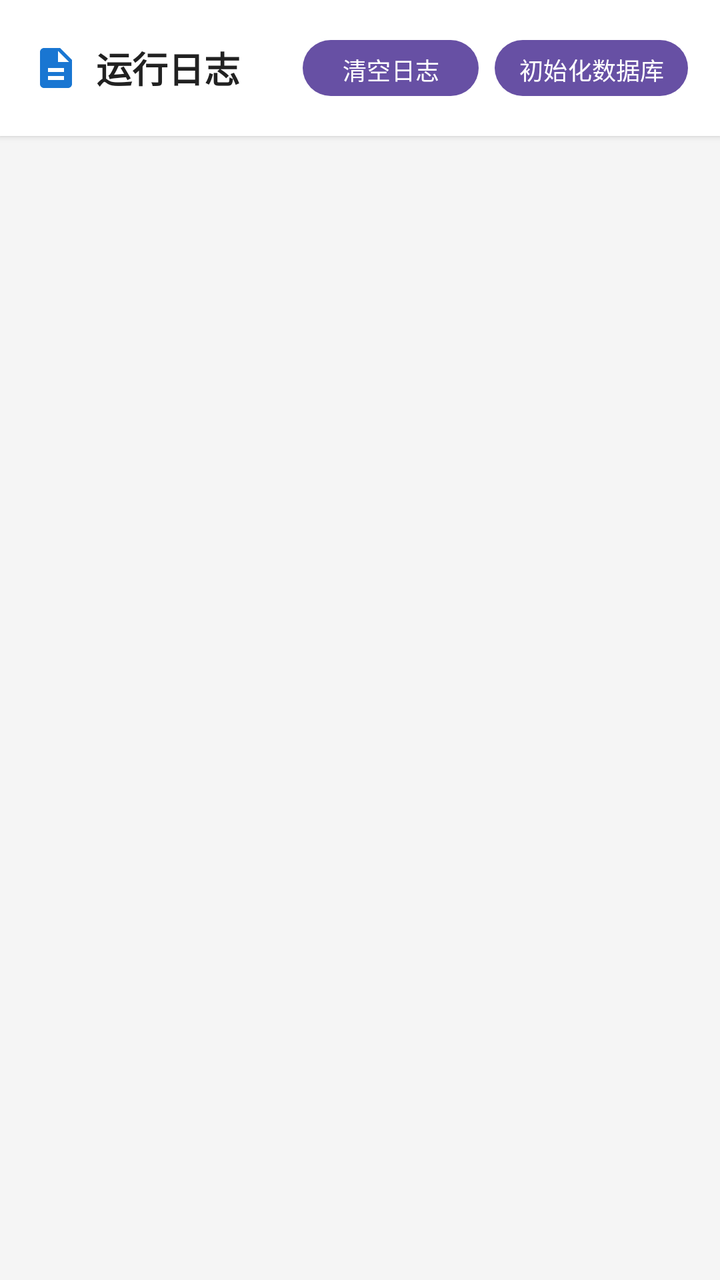
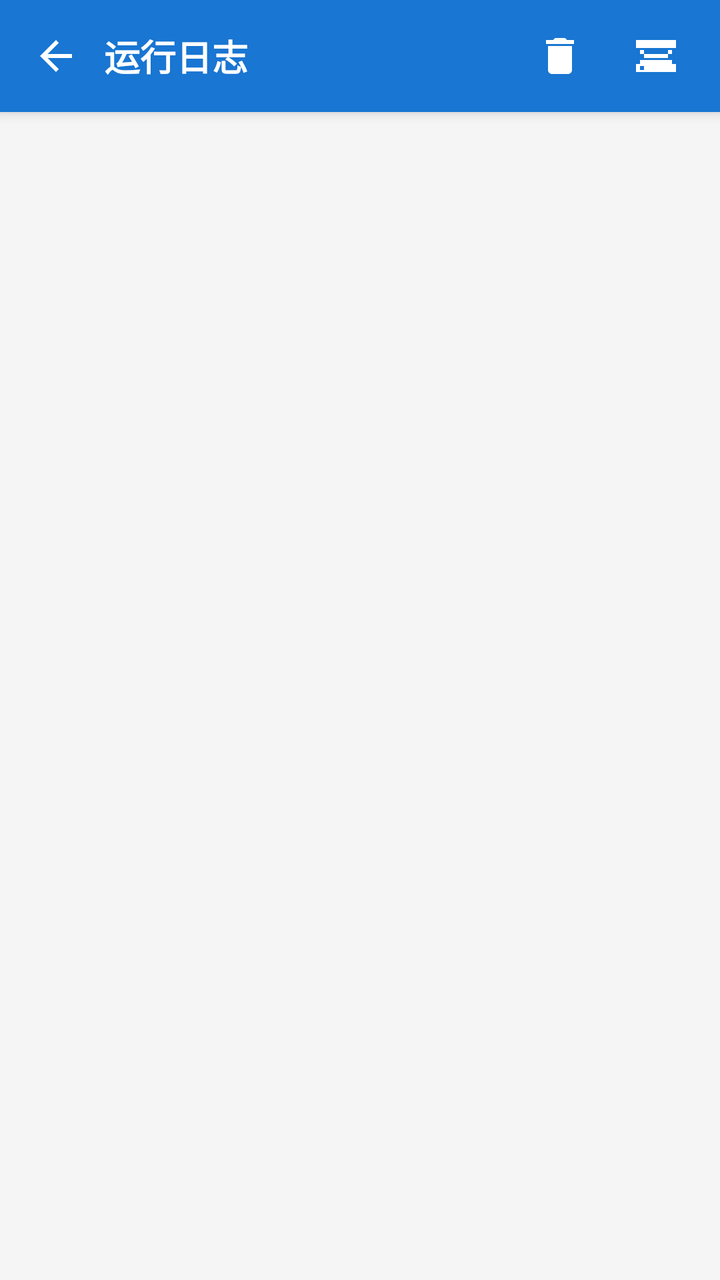

An Android layout rendered at two revisions. The XML below is the earlier revision; the diff shows what the commit changed to produce the second picture.
<!-- AndroidManifest.xml: application theme Theme.WlClient -->
<!-- res/layout/activity_log_view.xml -->
<?xml version="1.0" encoding="utf-8"?>
<LinearLayout xmlns:android="http://schemas.android.com/apk/res/android"
    android:layout_width="match_parent"
    android:layout_height="match_parent"
    android:orientation="vertical"
    android:background="#FAFAFA">

    <LinearLayout
        android:layout_width="match_parent"
        android:layout_height="wrap_content"
        android:orientation="horizontal"
        android:gravity="center_vertical"
        android:padding="16dp"
        android:background="#FFFFFF"
        android:elevation="2dp">

        <ImageView
            android:layout_width="24dp"
            android:layout_height="24dp"
            android:src="@drawable/ic_log_svg"
            android:layout_marginEnd="8dp" />

        <TextView
            android:layout_width="0dp"
            android:layout_height="wrap_content"
            android:layout_weight="1"
            android:text="运行日志"
            android:textSize="18sp"
            android:textColor="#212121"
            android:textStyle="bold" />

        <TextView
            android:id="@+id/tv_log_count"
            android:layout_width="wrap_content"
            android:layout_height="wrap_content"
            android:textSize="12sp"
            android:textColor="#757575"
            android:layout_marginEnd="8dp" />

        <Button
            android:id="@+id/btn_clear_log"
            android:layout_width="wrap_content"
            android:layout_height="36dp"
            android:text="清空日志"
            android:textSize="12sp"
            android:paddingStart="12dp"
            android:paddingEnd="12dp" />

        <View android:layout_width="8dp" android:layout_height="0dp" />

        <Button
            android:id="@+id/btn_init_db"
            android:layout_width="wrap_content"
            android:layout_height="36dp"
            android:text="初始化数据库"
            android:textSize="12sp"
            android:paddingStart="12dp"
            android:paddingEnd="12dp" />
    </LinearLayout>

    <TextView
        android:id="@+id/tv_log_empty"
        android:layout_width="match_parent"
        android:layout_height="match_parent"
        android:gravity="center"
        android:text="暂无日志记录"
        android:textSize="14sp"
        android:textColor="#BDBDBD"
        android:visibility="gone" />

    <ScrollView
        android:id="@+id/sv_log"
        android:layout_width="match_parent"
        android:layout_height="match_parent"
        android:background="#F5F5F5"
        android:padding="16dp">

        <TextView
            android:id="@+id/tv_log_content"
            android:layout_width="match_parent"
            android:layout_height="wrap_content"
            android:textSize="12sp"
            android:textColor="#333333"
            android:lineSpacingExtra="3dp"
            android:textIsSelectable="true"
            android:fontFamily="monospace" />
    </ScrollView>

</LinearLayout>
<!-- resources referenced by this layout -->
<resources>
  <!-- drawable ic_log_svg (drawable) -->
  <?xml version="1.0" encoding="utf-8"?>
  <vector xmlns:android="http://schemas.android.com/apk/res/android"
      android:width="24dp"
      android:height="24dp"
      android:viewportWidth="24"
      android:viewportHeight="24">
      <path
          android:fillColor="#1976D2"
          android:pathData="M14,2H6C4.9,2 4,2.9 4,4v16c0,1.1 0.89,2 1.99,2H18c1.1,0 2,-0.9 2,-2V8l-6,-6zM16,18H8v-2h8v2zM16,14H8v-2h8v2zM13,9V3.5L18.5,9H13z" />
  </vector>
  <style name="Theme.WlClient" parent="Base.Theme.WlClient" />
  <style name="Base.Theme.WlClient" parent="Theme.Material3.DayNight.NoActionBar">
          
          
      </style>
</resources>

<!-- the commit's change to res/layout/activity_log_view.xml (unified diff, before → after) -->
@@ -1,32 +1,36 @@
 <?xml version="1.0" encoding="utf-8"?>
-<LinearLayout xmlns:android="http://schemas.android.com/apk/res/android"
+<RelativeLayout xmlns:android="http://schemas.android.com/apk/res/android"
     android:layout_width="match_parent"
     android:layout_height="match_parent"
-    android:orientation="vertical"
-    android:background="#FAFAFA">
+    android:background="@color/bg_page">
 
     <LinearLayout
+        android:id="@+id/toolbar"
         android:layout_width="match_parent"
-        android:layout_height="wrap_content"
+        android:layout_height="56dp"
+        android:layout_alignParentTop="true"
+        android:background="@color/primary"
+        android:elevation="4dp"
+        android:gravity="center_vertical"
         android:orientation="horizontal"
-        android:gravity="center_vertical"
-        android:padding="16dp"
-        android:background="#FFFFFF"
-        android:elevation="2dp">
+        android:paddingStart="4dp"
+        android:paddingEnd="8dp">
 
-        <ImageView
-            android:layout_width="24dp"
-            android:layout_height="24dp"
-            android:src="@drawable/ic_log_svg"
-            android:layout_marginEnd="8dp" />
+        <ImageButton
+            android:id="@+id/btn_back"
+            android:layout_width="48dp"
+            android:layout_height="48dp"
+            android:background="?android:attr/selectableItemBackgroundBorderless"
+            android:contentDescription="返回"
+            android:src="@drawable/ic_back_svg" />
 
         <TextView
             android:layout_width="0dp"
             android:layout_height="wrap_content"
             android:layout_weight="1"
             android:text="运行日志"
+            android:textColor="@color/white"
             android:textSize="18sp"
-            android:textColor="#212121"
             android:textStyle="bold" />
 
         <TextView
@@ -34,45 +38,43 @@
             android:layout_width="wrap_content"
             android:layout_height="wrap_content"
             android:textSize="12sp"
-            android:textColor="#757575"
-            android:layout_marginEnd="8dp" />
+            android:textColor="@color/white"
+            android:layout_marginEnd="4dp" />
 
-        <Button
+        <ImageButton
             android:id="@+id/btn_clear_log"
-            android:layout_width="wrap_content"
-            android:layout_height="36dp"
-            android:text="清空日志"
-            android:textSize="12sp"
-            android:paddingStart="12dp"
-            android:paddingEnd="12dp" />
+            android:layout_width="48dp"
+            android:layout_height="48dp"
+            android:background="?android:attr/selectableItemBackgroundBorderless"
+            android:contentDescription="清空日志"
+            android:src="@drawable/ic_trash_svg" />
 
-        <View android:layout_width="8dp" android:layout_height="0dp" />
-
-        <Button
+        <ImageButton
             android:id="@+id/btn_init_db"
-            android:layout_width="wrap_content"
-            android:layout_height="36dp"
-            android:text="初始化数据库"
-            android:textSize="12sp"
-            android:paddingStart="12dp"
-            android:paddingEnd="12dp" />
+            android:layout_width="48dp"
+            android:layout_height="48dp"
+            android:background="?android:attr/selectableItemBackgroundBorderless"
+            android:contentDescription="初始化数据库"
+            android:src="@drawable/ic_database_svg" />
     </LinearLayout>
 
     <TextView
         android:id="@+id/tv_log_empty"
         android:layout_width="match_parent"
         android:layout_height="match_parent"
+        android:layout_below="@id/toolbar"
         android:gravity="center"
         android:text="暂无日志记录"
         android:textSize="14sp"
-        android:textColor="#BDBDBD"
+        android:textColor="@color/text_secondary"
         android:visibility="gone" />
 
     <ScrollView
         android:id="@+id/sv_log"
         android:layout_width="match_parent"
         android:layout_height="match_parent"
-        android:background="#F5F5F5"
+        android:layout_below="@id/toolbar"
+        android:background="@color/bg_page"
         android:padding="16dp">
 
         <TextView
@@ -80,10 +82,10 @@
             android:layout_width="match_parent"
             android:layout_height="wrap_content"
             android:textSize="12sp"
-            android:textColor="#333333"
+            android:textColor="@color/text_primary"
             android:lineSpacingExtra="3dp"
             android:textIsSelectable="true"
             android:fontFamily="monospace" />
     </ScrollView>
 
-</LinearLayout>
+</RelativeLayout>
<!-- resource entries referenced after the edit -->
@@ -1,6 +1,19 @@
 <!-- resources referenced by this layout -->
 <resources>
-  <!-- drawable ic_log_svg (drawable) -->
+  <color name="bg_page">#FFF5F5F5</color>
+  <color name="primary">#FF1976D2</color>
+  <color name="text_primary">#FF212121</color>
+  <color name="text_secondary">#FF757575</color>
+  <color name="white">#FFFFFFFF</color>
+  <!-- drawable ic_back_svg (drawable) -->
+  <?xml version="1.0" encoding="utf-8"?>
+  <vector xmlns:android="http://schemas.android.com/apk/res/android"
+      android:width="24dp" android:height="24dp"
+      android:viewportWidth="24" android:viewportHeight="24">
+      <path android:fillColor="#FFFFFFFF"
+          android:pathData="M20,11H7.83l5.59,-5.59L12,4l-8,8 8,8 1.41,-1.41L7.83,13H20v-2z"/>
+  </vector>
+  <!-- drawable ic_database_svg (drawable) -->
   <?xml version="1.0" encoding="utf-8"?>
   <vector xmlns:android="http://schemas.android.com/apk/res/android"
       android:width="24dp"
@@ -8,8 +21,19 @@
       android:viewportWidth="24"
       android:viewportHeight="24">
       <path
-          android:fillColor="#1976D2"
-          android:pathData="M14,2H6C4.9,2 4,2.9 4,4v16c0,1.1 0.89,2 1.99,2H18c1.1,0 2,-0.9 2,-2V8l-6,-6zM16,18H8v-2h8v2zM16,14H8v-2h8v2zM13,9V3.5L18.5,9H13z" />
+          android:fillColor="#FFFFFF"
+          android:pathData="M2,20h20v-4H2v4zM4,17h2v2H4v-2zM2,4v4h20V4H2zM20,16H4v-2h16v2zM4,9h2v2H4V9zM6,13h12v-2H6v2zM18,9h2v2h-2V9z" />
+  </vector>
+  <!-- drawable ic_trash_svg (drawable) -->
+  <?xml version="1.0" encoding="utf-8"?>
+  <vector xmlns:android="http://schemas.android.com/apk/res/android"
+      android:width="24dp"
+      android:height="24dp"
+      android:viewportWidth="24"
+      android:viewportHeight="24">
+      <path
+          android:fillColor="#FFFFFF"
+          android:pathData="M6,19c0,1.1 0.9,2 2,2h8c1.1,0 2,-0.9 2,-2V7H6v12zM19,4h-3.5l-1,-1h-5l-1,1H5v2h14V4z" />
   </vector>
   <style name="Theme.WlClient" parent="Base.Theme.WlClient" />
   <style name="Base.Theme.WlClient" parent="Theme.Material3.DayNight.NoActionBar">
